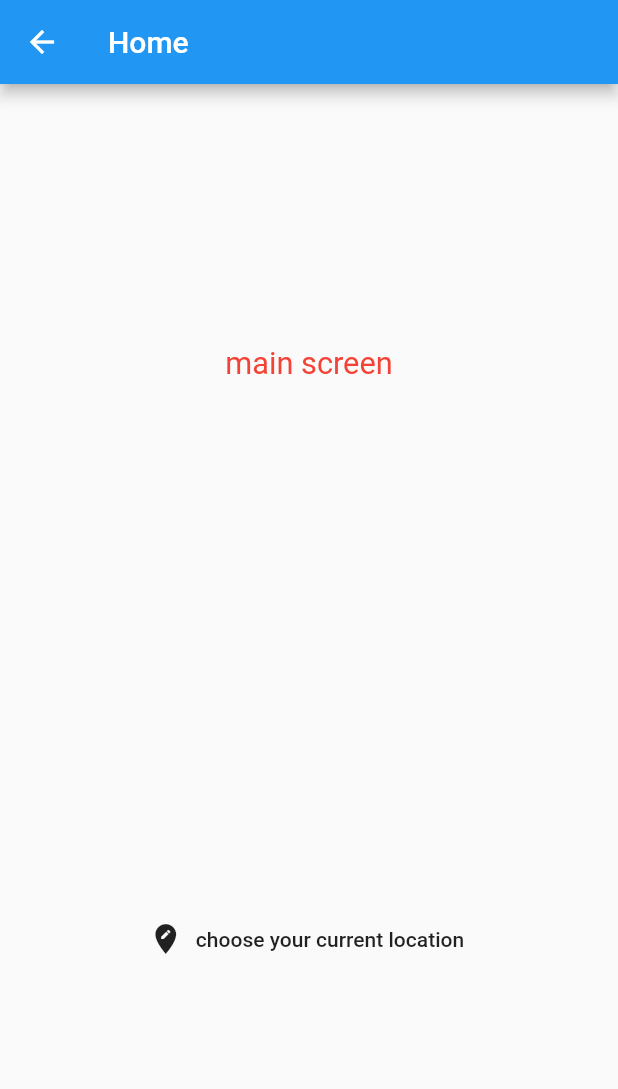
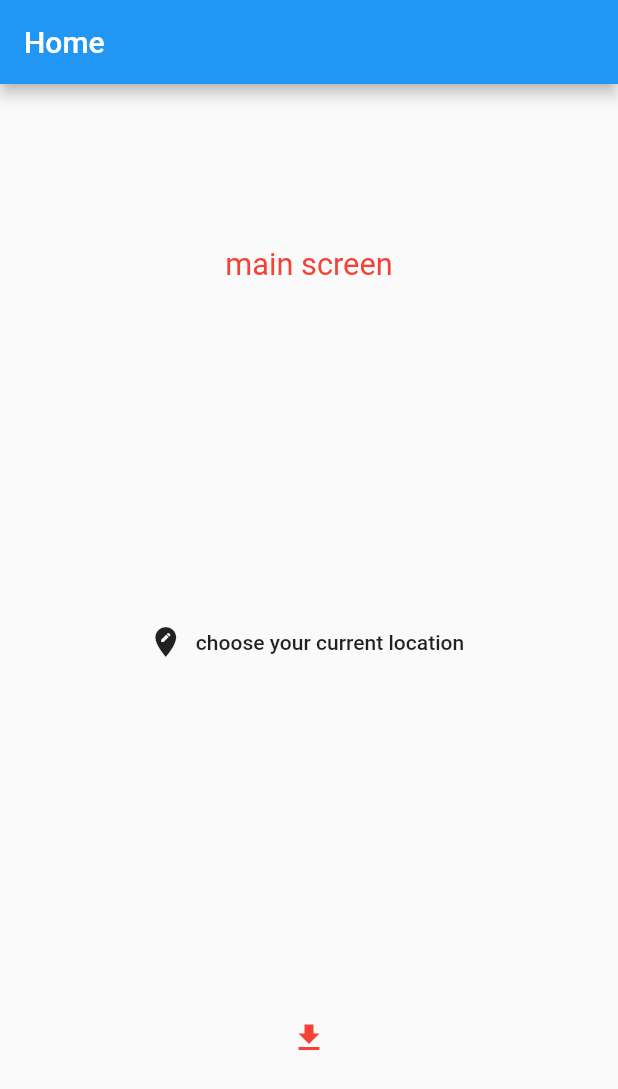
Before and after one commit to SimpleIndian/Learning_flutter, a Flutter app: the screen it shows after launch, on a phone screen of 412 x 824 dp. Shown: the top 1089 px of the screen. Run offline on Flutter 3.47's test engine with Material 2 defaults, Android fonts, the phone set to English and light mode, and no system bars.

```diff
--- a/lib/main.dart
+++ b/lib/main.dart
@@ -5,10 +5,9 @@ import 'package:my_new_app/pages/loading.dart';
 
 void main() => runApp(MaterialApp(
       debugShowCheckedModeBanner: false,
-      initialRoute: '/home',
       routes: {
-        '/': (context) => Loading(),
+        '/': (context) =>Home(),
         '/locate': (context) => LocationChooser(),
-        '/home': (context) => Home(),
+        '/load': (context) =>Loading(),
       },
     ));
--- a/lib/pages/home.dart
+++ b/lib/pages/home.dart
@@ -26,7 +26,16 @@ class _HomeState extends State<Home> {
                 },
                 icon: Icon(Icons.edit_location),
                 label: Text('choose your current location'),
-              )
+              ),
+              FlatButton(
+                  onPressed: () {
+                    Navigator.pushNamed(context, '/load');
+                  },
+                  child: Icon(
+                    Icons.get_app,
+                    color: Colors.red,
+                    semanticLabel: 'Get DAta',
+                  ))
             ],
           ),
         ));
--- a/pubspec.yaml
+++ b/pubspec.yaml
@@ -27,6 +27,7 @@ dependencies:
 dev_dependencies:
   flutter_test:
     sdk: flutter
+  http: ^0.12.0+4
 
 
 # For information on the generic Dart part of this file, see the
```
Also changed, not shown: lib/pages/choose_location.dart (+0 -27 lines), lib/pages/loading.dart (+15 -1 lines), pubspec.lock.
